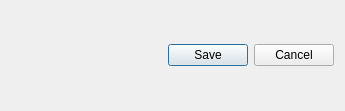
This is giscube_admin_configure_dialog_base.ui in giscube/giscube-admin-qgis-plugin as Qt 5 draws it before an edit. The edited form follows.
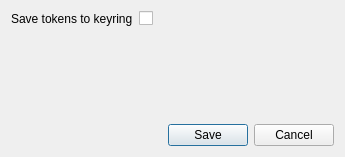
This is the edited form.

Commit message: Make settings popup and logic

Patch:
```diff
--- a/giscube_admin_configure_dialog_base.ui
+++ b/giscube_admin_configure_dialog_base.ui
@@ -7,7 +7,7 @@
     <x>0</x>
     <y>0</y>
     <width>345</width>
-    <height>111</height>
+    <height>157</height>
    </rect>
   </property>
   <property name="windowTitle">
@@ -15,7 +15,22 @@
   </property>
   <layout class="QVBoxLayout" name="verticalLayout">
    <item>
-    <layout class="QFormLayout" name="options_layout"/>
+    <layout class="QFormLayout" name="options_layout">
+     <item row="0" column="0">
+      <widget class="QLabel" name="save_tokens_label">
+       <property name="text">
+        <string>Save tokens to keyring</string>
+       </property>
+      </widget>
+     </item>
+     <item row="0" column="1">
+      <widget class="QCheckBox" name="save_tokens">
+       <property name="text">
+        <string/>
+       </property>
+      </widget>
+     </item>
+    </layout>
    </item>
    <item>
     <widget class="QDialogButtonBox" name="buttonBox">
```
The commit also changes 2 other files.
